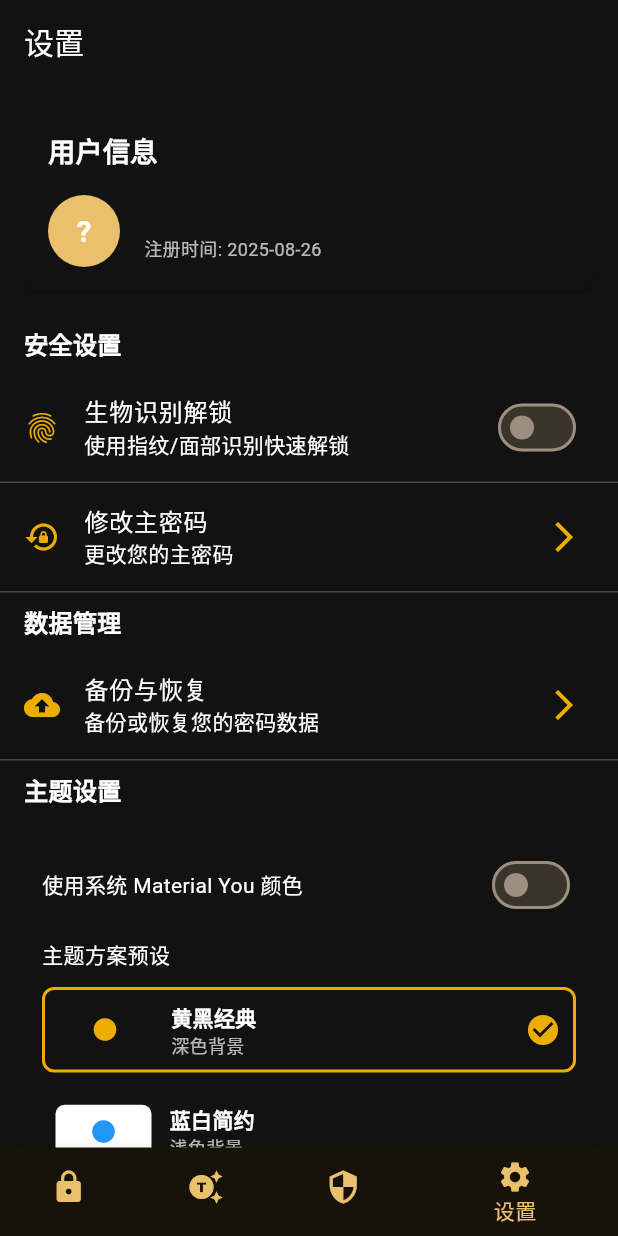
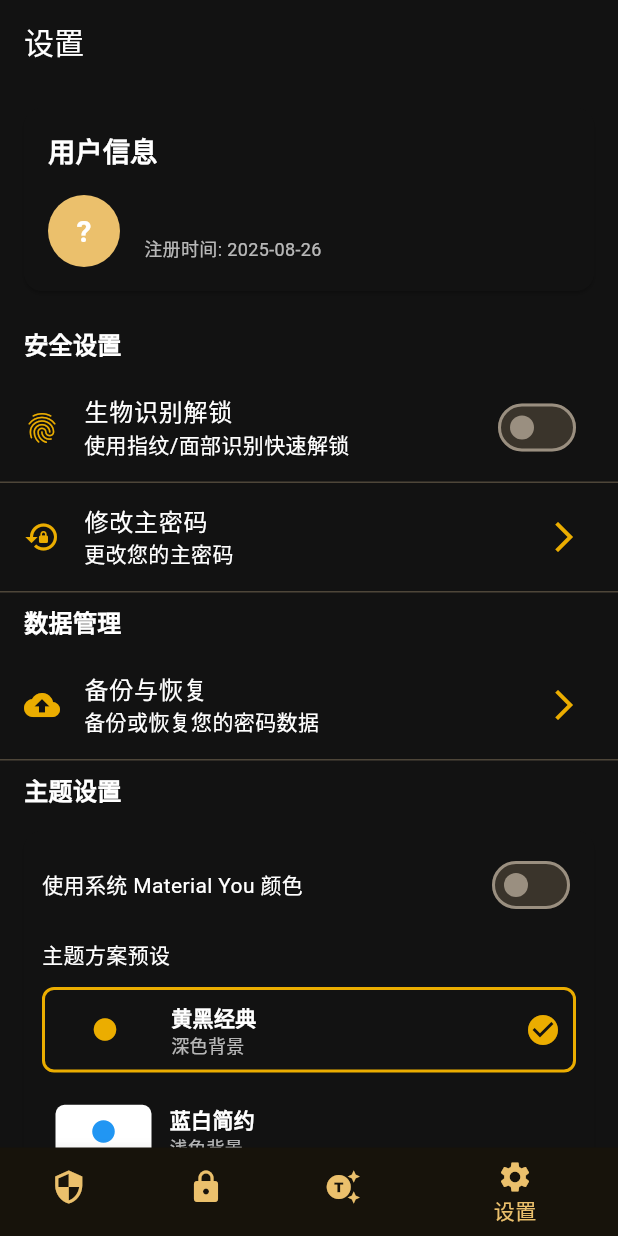
Before and after one commit to rocwei/password_app, a Flutter app: the HomePage screen opened directly, item 4 of the bottom bar chosen, on a phone screen of 412 x 824 dp. Run offline on Flutter 3.47's test engine with Material 3 defaults, Android fonts, the phone set to English and light mode, and no system bars; drawn by our look-alikes of dynamic_color; our stand-ins replace flutter_secure_storage, flutter_slidable, get, local_auth, sqflite; missing offline and left inert: encrypt, mobile_scanner, otp; accounts and stored records are empty.

Commit message:
调整菜单栏顺序

```diff
--- a/lib/pages/home_page.dart
+++ b/lib/pages/home_page.dart
@@ -26,9 +26,9 @@ class _HomePageState extends State<HomePage> with WidgetsBindingObserver {
     WidgetsBinding.instance.addObserver(this);
 
     _pages = [
+      const OtpPage(),
       const PasswordVaultPage(),
       const GeneratePasswordPage(),
-      const OtpPage(),
       const SettingsPage(),
     ];
   }
@@ -84,6 +84,13 @@ class _HomePageState extends State<HomePage> with WidgetsBindingObserver {
         items: [
           BottomNavigationBarItem(
             icon: Icon(
+              Icons.security,
+              color: Theme.of(context).colorScheme.primary,
+            ),
+            label: 'OTP验证',
+          ),
+          BottomNavigationBarItem(
+            icon: Icon(
               Icons.lock,
               color: Theme.of(context).colorScheme.primary,
             ),
@@ -98,13 +105,6 @@ class _HomePageState extends State<HomePage> with WidgetsBindingObserver {
           ),
           BottomNavigationBarItem(
             icon: Icon(
-              Icons.security,
-              color: Theme.of(context).colorScheme.primary,
-            ),
-            label: 'OTP验证',
-          ),
-          BottomNavigationBarItem(
-            icon: Icon(
               Icons.settings,
               color: Theme.of(context).colorScheme.primary,
             ),
```
